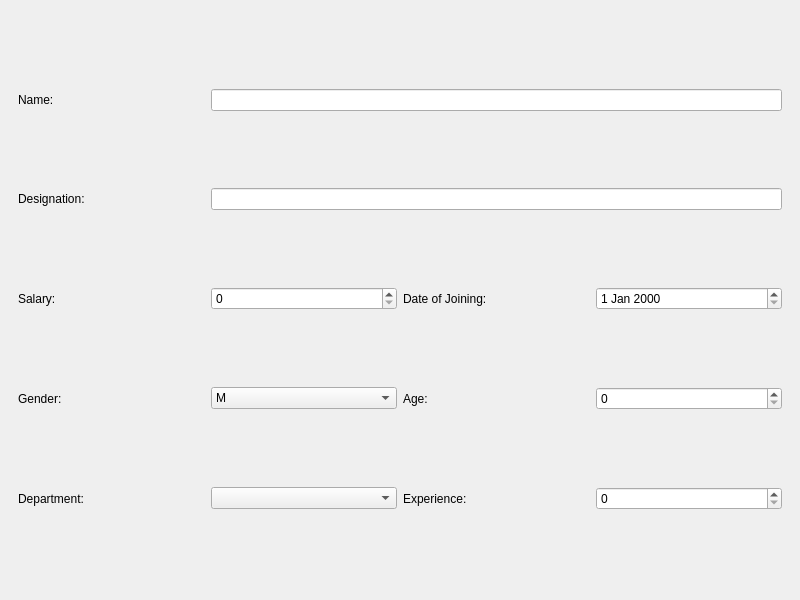
The window that UI_Files/Main.ui (ChatreshGudi/Emp_Manage) describes before a commit, drawn with Qt 5.
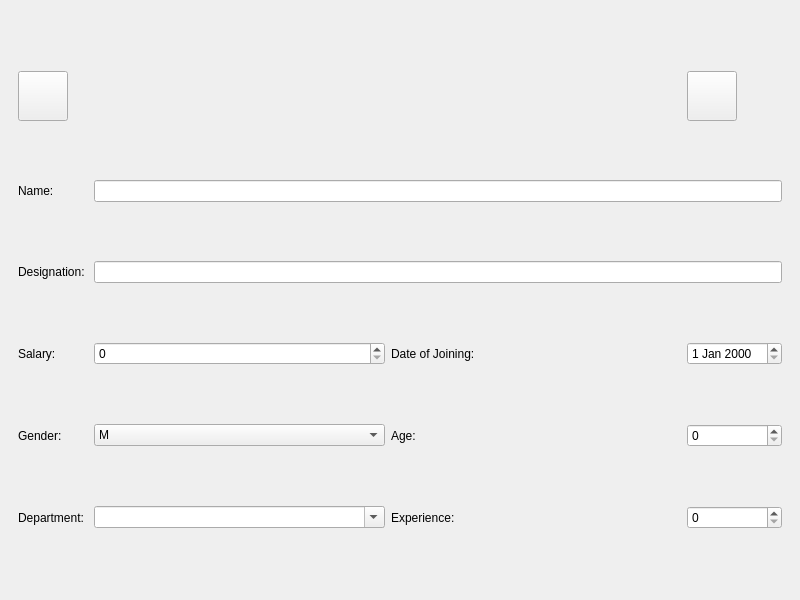
The same window after the commit. The open tabs and pages were chosen to show the change. Icons and pictures are not drawn.

Diff of the .ui file:
```diff
--- a/UI_Files/Main.ui
+++ b/UI_Files/Main.ui
@@ -337,38 +337,7 @@
       <widget class="QWidget" name="Employee_EMP_Page"/>
       <widget class="QWidget" name="Admin_EMP_Page">
        <layout class="QGridLayout" name="gridLayout_6">
-        <item row="2" column="3">
-         <widget class="QSpinBox" name="emp_salary_value_ad"/>
-        </item>
-        <item row="2" column="4">
-         <widget class="QLabel" name="label_7">
-          <property name="text">
-           <string>Date of Joining: </string>
-          </property>
-         </widget>
-        </item>
-        <item row="3" column="0">
-         <widget class="QLabel" name="label_3">
-          <property name="text">
-           <string>Gender:</string>
-          </property>
-         </widget>
-        </item>
-        <item row="0" column="0">
-         <widget class="QLabel" name="name_lbl_2">
-          <property name="text">
-           <string>Name:</string>
-          </property>
-         </widget>
-        </item>
-        <item row="1" column="0">
-         <widget class="QLabel" name="label">
-          <property name="text">
-           <string>Designation: </string>
-          </property>
-         </widget>
-        </item>
-        <item row="3" column="3">
+        <item row="4" column="3">
          <widget class="QComboBox" name="emp_gender_value_ad">
           <item>
            <property name="text">
@@ -383,51 +352,132 @@
          </widget>
         </item>
         <item row="2" column="0">
+         <widget class="QLabel" name="label">
+          <property name="text">
+           <string>Designation: </string>
+          </property>
+         </widget>
+        </item>
+        <item row="1" column="0">
+         <widget class="QLabel" name="name_lbl_2">
+          <property name="text">
+           <string>Name:</string>
+          </property>
+         </widget>
+        </item>
+        <item row="3" column="0">
          <widget class="QLabel" name="label_2">
           <property name="text">
            <string>Salary: </string>
           </property>
          </widget>
         </item>
-        <item row="3" column="4">
+        <item row="4" column="4">
          <widget class="QLabel" name="label_4">
           <property name="text">
            <string>Age: </string>
           </property>
          </widget>
         </item>
-        <item row="4" column="0">
+        <item row="5" column="0">
          <widget class="QLabel" name="label_5">
           <property name="text">
            <string>Department: </string>
           </property>
          </widget>
         </item>
-        <item row="4" column="3">
-         <widget class="QComboBox" name="emp_dept_value_ad"/>
+        <item row="5" column="3">
+         <widget class="QComboBox" name="emp_dept_value_ad">
+          <property name="editable">
+           <bool>true</bool>
+          </property>
+         </widget>
         </item>
-        <item row="3" column="5">
-         <widget class="QSpinBox" name="emp_age_value_ad"/>
+        <item row="3" column="4">
+         <widget class="QLabel" name="label_7">
+          <property name="text">
+           <string>Date of Joining: </string>
+          </property>
+         </widget>
         </item>
-        <item row="2" column="5">
-         <widget class="QDateEdit" name="emp_doj_value_ad"/>
+        <item row="3" column="3">
+         <widget class="QSpinBox" name="emp_salary_value_ad"/>
         </item>
-        <item row="4" column="4">
+        <item row="4" column="0">
+         <widget class="QLabel" name="label_3">
+          <property name="text">
+           <string>Gender:</string>
+          </property>
+         </widget>
+        </item>
+        <item row="0" column="5">
+         <widget class="QPushButton" name="update_ad_btn">
+          <property name="sizePolicy">
+           <sizepolicy hsizetype="Fixed" vsizetype="Fixed">
+            <horstretch>0</horstretch>
+            <verstretch>0</verstretch>
+           </sizepolicy>
+          </property>
+          <property name="minimumSize">
+           <size>
+            <width>50</width>
+            <height>50</height>
+           </size>
+          </property>
+          <property name="text">
+           <string/>
+          </property>
+          <property name="icon">
+           <iconset>
+            <normaloff>../Icons/update.png</normaloff>../Icons/update.png</iconset>
+          </property>
+         </widget>
+        </item>
+        <item row="5" column="4">
          <widget class="QLabel" name="label_6">
           <property name="text">
            <string>Experience: </string>
           </property>
          </widget>
         </item>
-        <item row="1" column="3" colspan="3">
-         <widget class="QLineEdit" name="emp_desig_value_ad"/>
-        </item>
         <item row="4" column="5">
+         <widget class="QSpinBox" name="emp_age_value_ad"/>
+        </item>
+        <item row="3" column="5">
+         <widget class="QDateEdit" name="emp_doj_value_ad"/>
+        </item>
+        <item row="2" column="3" colspan="3">
+         <widget class="QLineEdit" name="emp_desig_value_ad"/>
+        </item>
+        <item row="5" column="5">
          <widget class="QSpinBox" name="emp_exp_value_ad"/>
         </item>
-        <item row="0" column="3" colspan="3">
+        <item row="1" column="3" colspan="3">
          <widget class="QLineEdit" name="emp_name_value_ad"/>
         </item>
+        <item row="0" column="0">
+         <widget class="QPushButton" name="back_ad_btn">
+          <property name="minimumSize">
+           <size>
+            <width>50</width>
+            <height>50</height>
+           </size>
+          </property>
+          <property name="maximumSize">
+           <size>
+            <width>50</width>
+            <height>50</height>
+           </size>
+          </property>
+          <property name="text">
+           <string/>
+          </property>
+          <property name="icon">
+           <iconset>
+            <normaloff>../Icons/Back.png</normaloff>../Icons/Back.png</iconset>
+          </property>
+         </widget>
+        </item>
        </layout>
       </widget>
      </widget>
```
Left out of the diff: 15 changed lines with no effect on the pictures.
